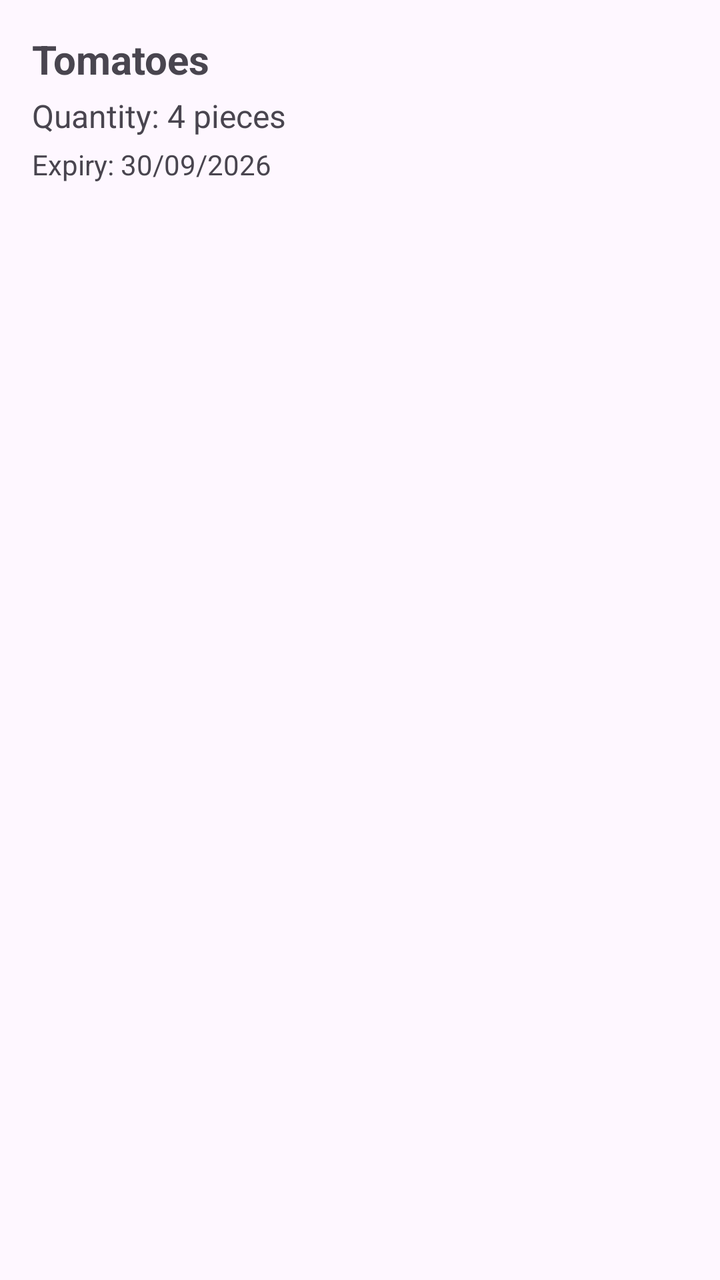
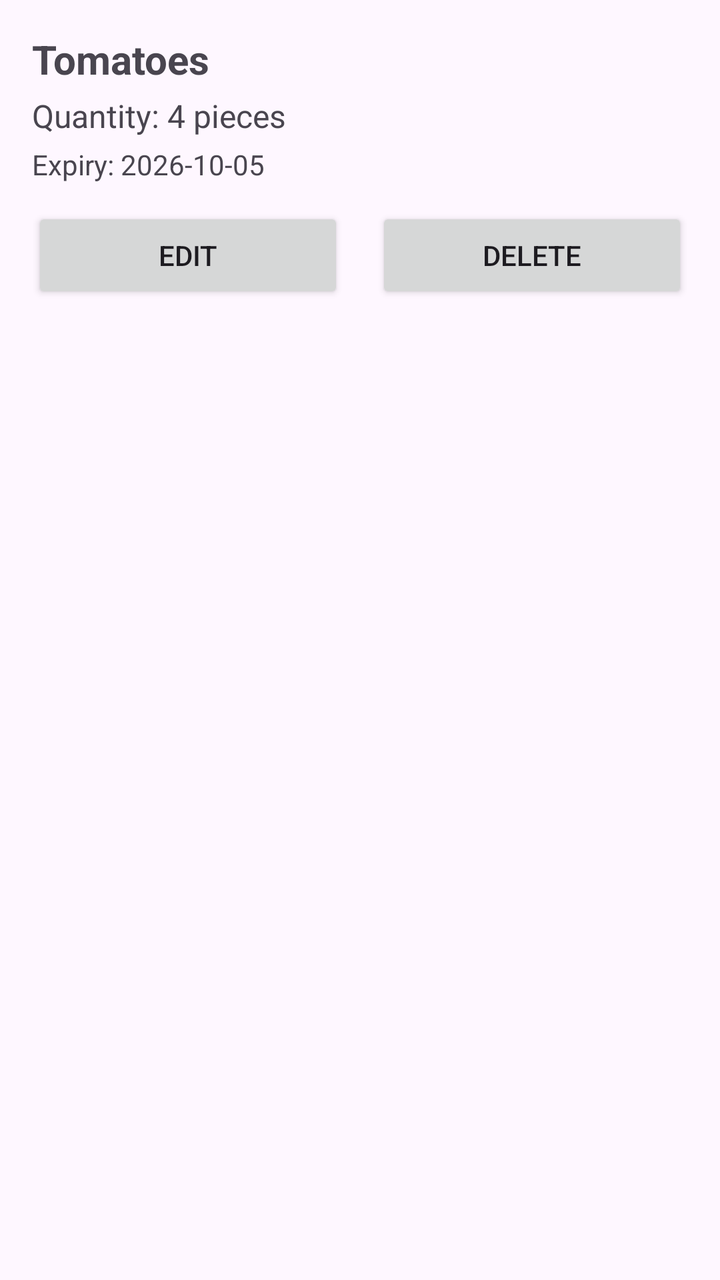

Two renders of the same Android screen: before a commit and after it. Below are the layout's source before the change and the commit's diff.
<!-- AndroidManifest.xml: application theme Theme.SmartPantryManager -->
<!-- res/layout/item_pantry.xml -->
<?xml version="1.0" encoding="utf-8"?>
<LinearLayout xmlns:android="http://schemas.android.com/apk/res/android"
    android:layout_width="match_parent"
    android:layout_height="wrap_content"
    android:orientation="vertical"
    android:padding="16dp">

    <TextView
        android:id="@+id/tvIngredientName"
        android:layout_width="match_parent"
        android:layout_height="wrap_content"
        android:text="Tomatoes"
        android:textSize="20sp"
        android:textStyle="bold" />

    <TextView
        android:id="@+id/tvQuantity"
        android:layout_width="match_parent"
        android:layout_height="wrap_content"
        android:text="Quantity: 4 pieces"
        android:textSize="16sp"
        android:layout_marginTop="4dp" />

    <TextView
        android:id="@+id/tvExpiry"
        android:layout_width="match_parent"
        android:layout_height="wrap_content"
        android:text="Expiry: 30/09/2026"
        android:textSize="14sp"
        android:layout_marginTop="4dp" />

</LinearLayout>
<!-- resources referenced by this layout -->
<resources>
  <style name="Theme.SmartPantryManager" parent="Base.Theme.SmartPantryManager" />
  <style name="Base.Theme.SmartPantryManager" parent="Theme.Material3.DayNight.NoActionBar">
          
          
      </style>
</resources>

<!-- the commit's change to res/layout/item_pantry.xml (unified diff, before → after) -->
@@ -25,8 +25,32 @@
         android:id="@+id/tvExpiry"
         android:layout_width="match_parent"
         android:layout_height="wrap_content"
-        android:text="Expiry: 30/09/2026"
+        android:text="Expiry: 2026-10-05"
         android:textSize="14sp"
         android:layout_marginTop="4dp" />
 
+    <LinearLayout
+        android:layout_width="match_parent"
+        android:layout_height="wrap_content"
+        android:orientation="horizontal"
+        android:layout_marginTop="12dp">
+
+        <Button
+            android:id="@+id/btnEdit"
+            android:layout_width="0dp"
+            android:layout_height="wrap_content"
+            android:layout_weight="1"
+            android:text="Edit"
+            android:layout_marginEnd="8dp" />
+
+        <Button
+            android:id="@+id/btnDelete"
+            android:layout_width="0dp"
+            android:layout_height="wrap_content"
+            android:layout_weight="1"
+            android:text="Delete"
+            android:layout_marginStart="8dp" />
+
+    </LinearLayout>
+
 </LinearLayout>
